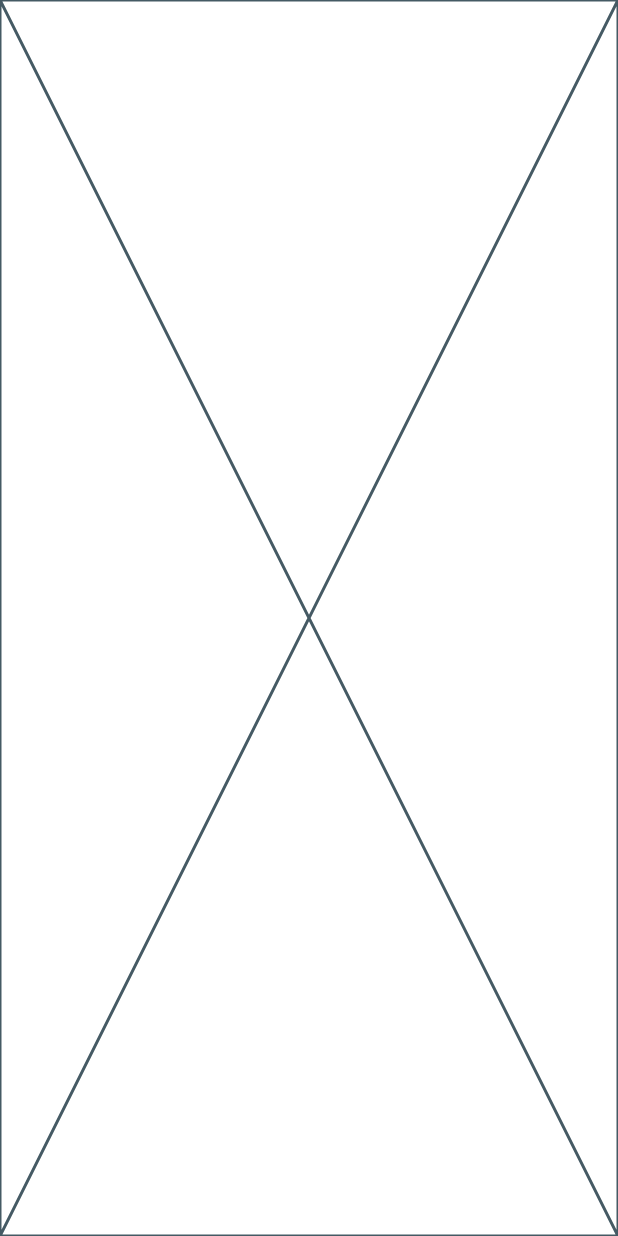
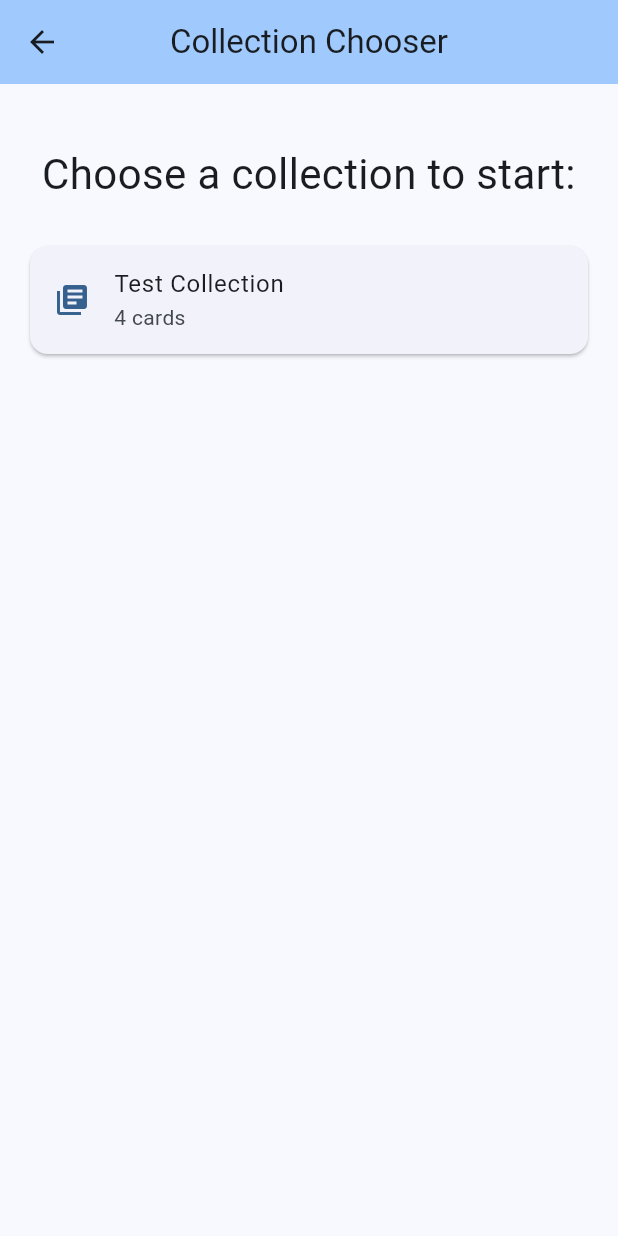
Before and after one commit to ItayElf/MatchIt, a Flutter app: the screen it shows after launch, after a tap on "Host", on a phone screen of 412 x 824 dp. Run offline on Flutter 3.47's test engine with Material 3 defaults, Android fonts, the phone set to English and light mode, and no system bars; our stand-ins replace cached_network_image, permission_handler, shared_preferences, swipe_cards; missing offline and left inert: hashids2, network_info_plus.

Commit message:
Feat: added collection chooser page

```diff
--- a/lib/pages/collection_chooser.dart
+++ b/lib/pages/collection_chooser.dart
@@ -1,10 +1,50 @@
 import 'package:flutter/material.dart';
+import 'package:match_it/collections/collections_manager.dart';
+import 'package:match_it/pages/host_page.dart';
+import 'package:match_it/widgets/collection_tile.dart';
 
 class CollectionChooser extends StatelessWidget {
   const CollectionChooser({super.key});
 
   @override
   Widget build(BuildContext context) {
-    return const Placeholder();
+    final collections = CollectionManager.getAllCollections();
+
+    return Scaffold(
+      appBar: AppBar(
+        backgroundColor: Theme.of(context).colorScheme.inversePrimary,
+        title: const Text("Collection Chooser"),
+        centerTitle: true,
+      ),
+      body: Padding(
+        padding: const EdgeInsets.all(16),
+        child: Center(
+          child: Column(
+            children: [
+              const SizedBox(height: 24),
+              const Text(
+                "Choose a collection to start:",
+                style: TextStyle(fontSize: 28),
+                textAlign: TextAlign.center,
+              ),
+              const SizedBox(height: 24),
+              Expanded(
+                child: ListView.builder(
+                  itemBuilder: (context, i) => CollectionTile(
+                    collection: collections[i],
+                    onClick: () => Navigator.of(context).push(
+                      MaterialPageRoute(
+                        builder: (_) => HostPage(collection: collections[i]),
+                      ),
+                    ),
+                  ),
+                  itemCount: collections.length,
+                ),
+              )
+            ],
+          ),
+        ),
+      ),
+    );
   }
 }
--- /dev/null
+++ b/lib/widgets/collection_tile.dart
@@ -0,0 +1,24 @@
+import 'package:flutter/material.dart';
+import 'package:match_it/classes/card_collection.dart';
+
+class CollectionTile extends StatelessWidget {
+  const CollectionTile({super.key, required this.collection, this.onClick});
+
+  final CardCollection collection;
+  final void Function()? onClick;
+
+  @override
+  Widget build(BuildContext context) {
+    return Card(
+      child: ListTile(
+        title: Text(collection.name),
+        subtitle: Text("${collection.cards.length} cards"),
+        onTap: onClick,
+        leading: Icon(
+          Icons.library_books,
+          color: Theme.of(context).primaryColor,
+        ),
+      ),
+    );
+  }
+}
```
